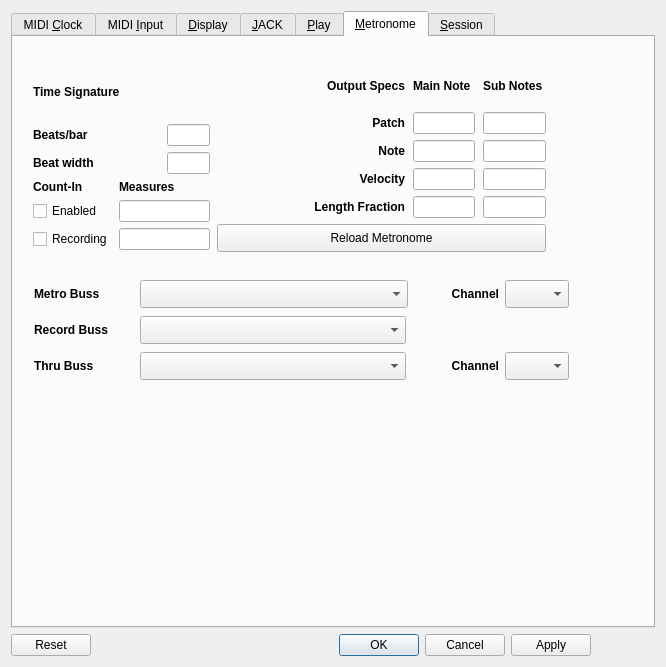
Qt form seq_qt5/forms/qseditoptions.ui (ahlstromcj/seq66) before a commit.
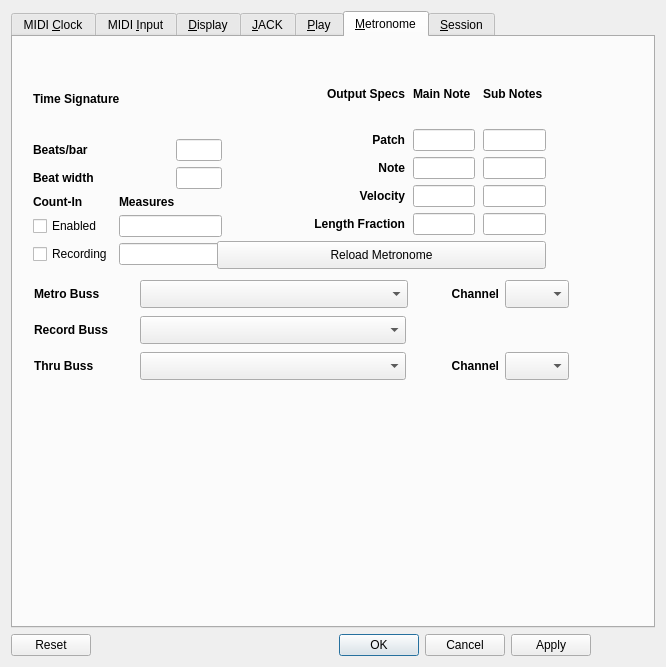
The same form after that commit. The open tabs and pages were chosen to show the change.

What changed in the file:
```diff
--- a/seq_qt5/forms/qseditoptions.ui
+++ b/seq_qt5/forms/qseditoptions.ui
@@ -21,7 +21,6 @@
      </property>
      <property name="font">
       <font>
-       <weight>50</weight>
        <bold>false</bold>
       </font>
      </property>
@@ -1864,8 +1863,8 @@
         <rect>
          <x>20</x>
          <y>28</y>
-         <width>177</width>
-         <height>185</height>
+         <width>189</width>
+         <height>200</height>
         </rect>
        </property>
        <layout class="QVBoxLayout" name="verticalLayout_2">
@@ -1873,7 +1872,6 @@
          <widget class="QLabel" name="label_metro_timesig">
           <property name="font">
            <font>
-            <weight>75</weight>
             <bold>true</bold>
            </font>
           </property>
@@ -1888,7 +1886,6 @@
            <widget class="QLabel" name="label_metro_bpb">
             <property name="font">
              <font>
-              <weight>75</weight>
               <bold>true</bold>
              </font>
             </property>
@@ -1904,7 +1901,6 @@
            <widget class="QLabel" name="label_metro_beat_width">
             <property name="font">
              <font>
-              <weight>75</weight>
               <bold>true</bold>
              </font>
             </property>
@@ -1927,7 +1923,6 @@
             </property>
             <property name="font">
              <font>
-              <weight>75</weight>
               <bold>true</bold>
              </font>
             </property>
@@ -1943,7 +1938,6 @@
             </property>
             <property name="font">
              <font>
-              <weight>75</weight>
               <bold>true</bold>
              </font>
             </property>
@@ -1989,7 +1983,7 @@
          <x>204</x>
          <y>28</y>
          <width>329</width>
-         <height>187</height>
+         <height>204</height>
         </rect>
        </property>
        <layout class="QVBoxLayout" name="verticalLayout_4">
@@ -2002,7 +1996,6 @@
            <widget class="QLabel" name="label_output_specs">
             <property name="font">
              <font>
-              <weight>75</weight>
               <bold>true</bold>
              </font>
             </property>
@@ -2018,7 +2011,6 @@
            <widget class="QLabel" name="label_metro_main_note">
             <property name="font">
              <font>
-              <weight>75</weight>
               <bold>true</bold>
              </font>
             </property>
@@ -2031,7 +2023,6 @@
            <widget class="QLabel" name="label_metro_sub_notes">
             <property name="font">
              <font>
-              <weight>75</weight>
               <bold>true</bold>
              </font>
             </property>
@@ -2044,7 +2035,6 @@
            <widget class="QLabel" name="label_metro_patch">
             <property name="font">
              <font>
-              <weight>75</weight>
               <bold>true</bold>
              </font>
             </property>
@@ -2066,7 +2056,6 @@
            <widget class="QLabel" name="label_metro_note">
             <property name="font">
              <font>
-              <weight>75</weight>
               <bold>true</bold>
              </font>
             </property>
@@ -2088,7 +2077,6 @@
            <widget class="QLabel" name="label_metro_velocity">
             <property name="font">
              <font>
-              <weight>75</weight>
               <bold>true</bold>
              </font>
             </property>
@@ -2110,7 +2098,6 @@
            <widget class="QLabel" name="label_metro_length_fraction">
             <property name="font">
              <font>
-              <weight>75</weight>
               <bold>true</bold>
              </font>
             </property>
```
Left out of the diff: 65 changed lines with no effect on the pictures.
